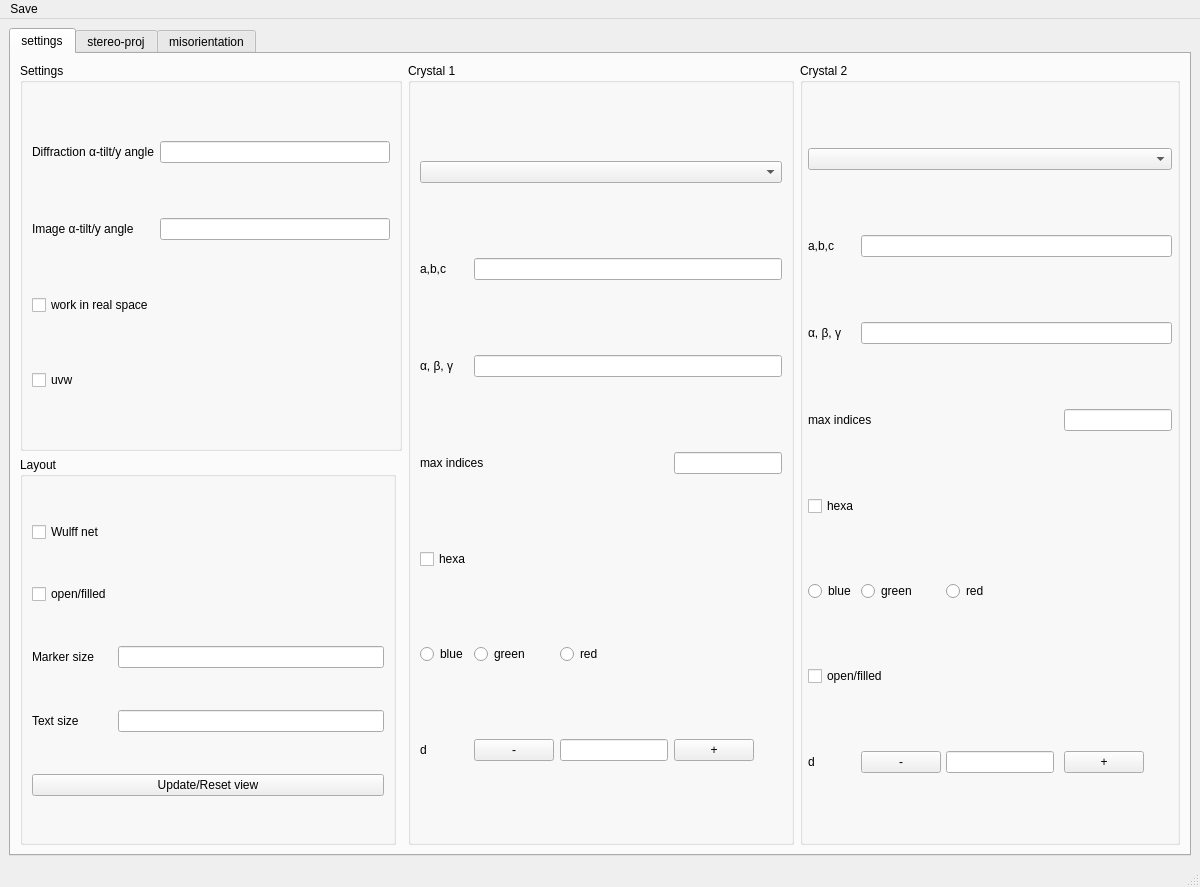
This is misorientationUI.ui in hrh741/misorientation as Qt 5 draws it before an edit. The edited form follows.
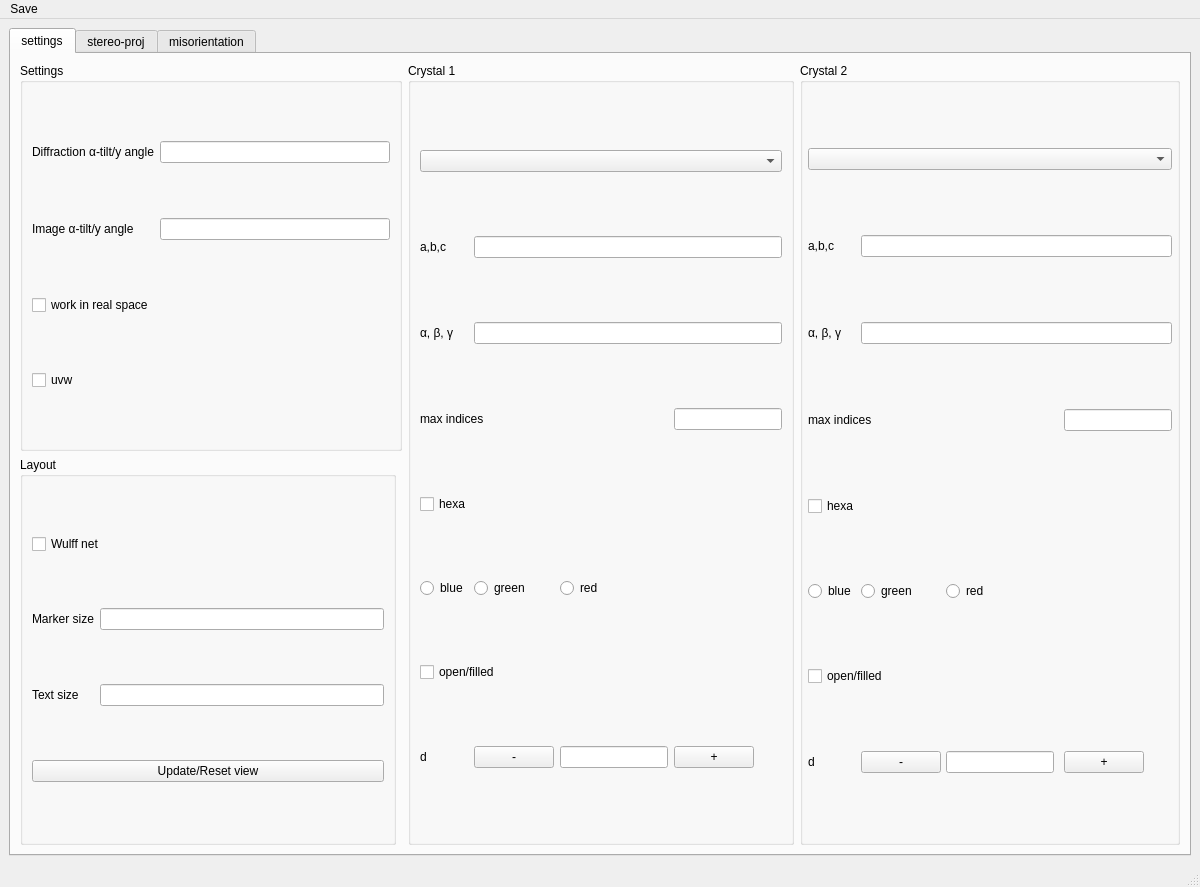
This is the edited form. The open tabs and pages were chosen to show the change.

Patch:
```diff
--- a/misorientationUI.ui
+++ b/misorientationUI.ui
@@ -57,14 +57,14 @@
            <item row="0" column="0" colspan="6">
             <widget class="QComboBox" name="structure_box"/>
            </item>
-           <item row="8" column="1">
+           <item row="11" column="1">
             <widget class="QPushButton" name="dm_button">
              <property name="text">
               <string>-</string>
              </property>
             </widget>
            </item>
-           <item row="8" column="3">
+           <item row="11" column="3">
             <widget class="QPushButton" name="dp_button">
              <property name="text">
               <string>+</string>
@@ -78,38 +78,31 @@
              </property>
             </widget>
            </item>
-           <item row="5" column="0">
+           <item row="6" column="0">
             <widget class="QRadioButton" name="color_trace_bleu">
              <property name="text">
               <string>blue</string>
              </property>
             </widget>
            </item>
-           <item row="8" column="0">
+           <item row="11" column="0">
             <widget class="QLabel" name="d_label">
              <property name="text">
               <string>d</string>
              </property>
             </widget>
            </item>
-           <item row="5" column="1">
-            <widget class="QRadioButton" name="color_trace_vert">
-             <property name="text">
-              <string>green</string>
-             </property>
-            </widget>
-           </item>
            <item row="1" column="1" colspan="5">
             <widget class="QLineEdit" name="abc_entry"/>
            </item>
-           <item row="8" column="4" colspan="2">
+           <item row="11" column="4" colspan="2">
             <widget class="QLabel" name="d_label_var">
              <property name="text">
               <string/>
              </property>
             </widget>
            </item>
-           <item row="5" column="2">
+           <item row="6" column="2">
             <widget class="QRadioButton" name="color_trace_rouge">
              <property name="text">
               <string>red</string>
@@ -123,12 +116,26 @@
              </property>
             </widget>
            </item>
-           <item row="8" column="2">
+           <item row="11" column="2">
             <widget class="QLineEdit" name="d_entry"/>
            </item>
            <item row="3" column="3" colspan="3">
             <widget class="QLineEdit" name="e_entry"/>
            </item>
+           <item row="6" column="1">
+            <widget class="QRadioButton" name="color_trace_vert">
+             <property name="text">
+              <string>green</string>
+             </property>
+            </widget>
+           </item>
+           <item row="7" column="0" colspan="4">
+            <widget class="QCheckBox" name="style_box">
+             <property name="text">
+              <string>open/filled</string>
+             </property>
+            </widget>
+           </item>
           </layout>
          </widget>
         </item>
@@ -335,13 +342,6 @@
              </property>
             </widget>
            </item>
-           <item row="1" column="0">
-            <widget class="QCheckBox" name="style_box">
-             <property name="text">
-              <string>open/filled</string>
-             </property>
-            </widget>
-           </item>
           </layout>
          </widget>
         </item>
```
Left out of the diff: 2 changed lines with no effect on the pictures.
